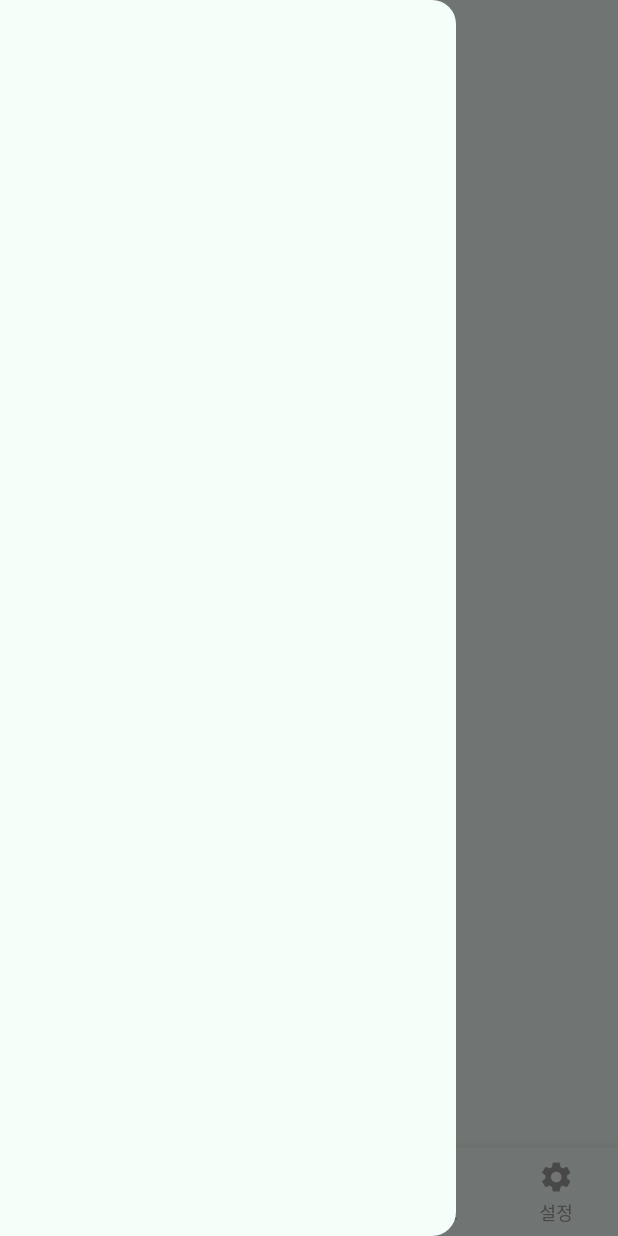
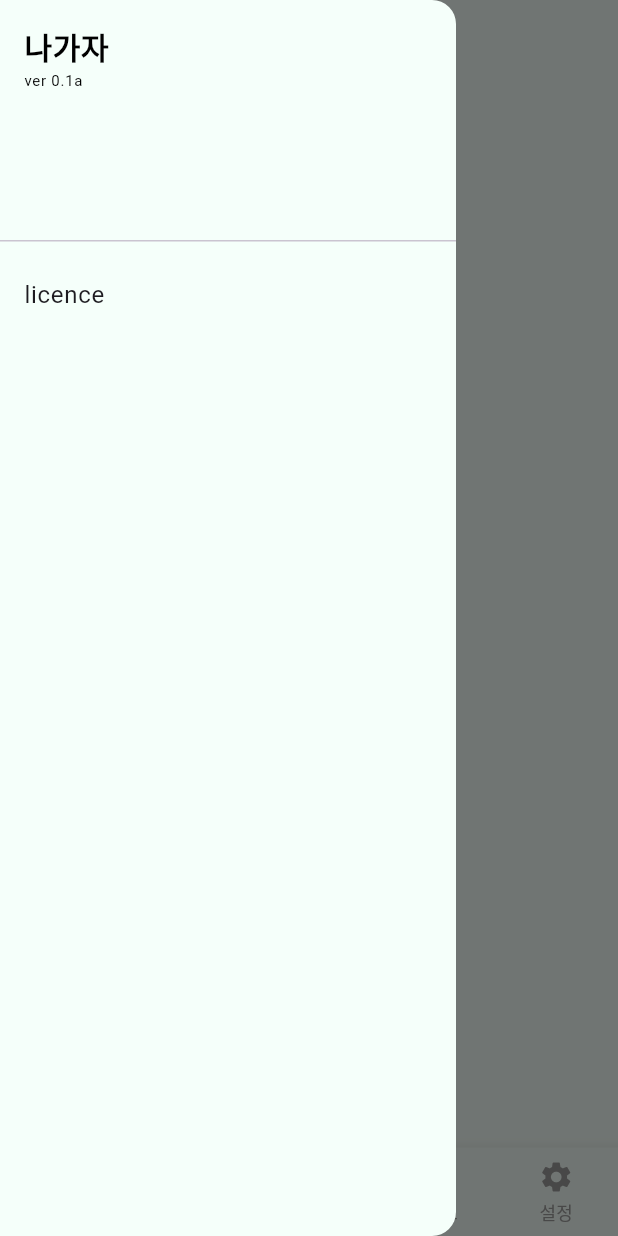
Before and after one commit to snowman6-git/nagaja, a Flutter app: the MainPage screen opened directly, with the side drawer open, on a phone screen of 412 x 824 dp. Run offline on Flutter 3.47's test engine with Material 3 defaults, Android fonts, the phone set to English and light mode, and no system bars.

Commit message:
라이센스 페이지 추가 홈부터 시작하기 버스데이터 모델/컴포넌트 기초

```diff
--- /dev/null
+++ b/lib/components/bus_block.dart
@@ -0,0 +1,31 @@
+import 'package:nagaja/models/bus_info.dart';
+import 'package:flutter/material.dart';
+
+class BusBlock extends StatelessWidget {
+  final BusData bus; //models에 있는 클래스의 구조를 json의 흔한구조처럼 key.value처럼 가져오게 선언
+  const BusBlock({
+    super.key,
+    required this.bus, // 부모에서 const값(models-final-변수: 데이터) 식으로 넘겨줘야 함
+  });
+  @override
+  Widget build(BuildContext context) {
+    return Column(
+      crossAxisAlignment: CrossAxisAlignment.start,
+      children: [
+        Expanded(
+          child: InkWell(
+            child: Container(
+              padding: const EdgeInsets.all(12),
+              margin: const EdgeInsets.symmetric(vertical: 4, horizontal: 16),
+              decoration: BoxDecoration(
+                color: Colors.grey[900], // 음악 앱 느낌의 다크한 배경
+                borderRadius: BorderRadius.circular(12),
+              ),
+              child: Text('${bus.number}'),
+            ),
+          ),
+        ),
+      ],
+    );
+  }
+}
--- /dev/null
+++ b/lib/models/bus_info.dart
@@ -0,0 +1,5 @@
+class BusData {
+  final String number;
+  final String pos;
+  BusData({required this.number, required this.pos});
+}
--- a/lib/pages/blank_page.dart
+++ b/lib/pages/blank_page.dart
@@ -1,5 +1,4 @@
 import 'package:flutter/material.dart';
-
 
 class HomePage extends StatefulWidget {
   const HomePage({super.key});
@@ -9,7 +8,6 @@ class HomePage extends StatefulWidget {
   }
 }
 
-
 class _HomePage extends State<HomePage> {
   @override
   Widget build(BuildContext context) {
--- /dev/null
+++ b/lib/pages/drawer/license_page.dart
@@ -0,0 +1,18 @@
+import 'package:flutter/material.dart';
+
+class AppLicensePage extends StatefulWidget {
+  const AppLicensePage({super.key});
+  @override
+  State<StatefulWidget> createState() {
+    return _AppLicensePage();
+  }
+}
+
+class _AppLicensePage extends State<AppLicensePage> {
+  @override
+  Widget build(BuildContext context) {
+    return Scaffold(
+      body: LicensePage(applicationName: "나가자", applicationVersion: "0.0.1a"),
+    );
+  }
+}
--- a/lib/pages/home_page.dart
+++ b/lib/pages/home_page.dart
@@ -1,5 +1,6 @@
 import 'package:flutter/material.dart';
-
+import 'package:nagaja/components/bus_block.dart';
+import 'package:nagaja/models/bus_info.dart';
 
 class HomePage extends StatefulWidget {
   const HomePage({super.key});
@@ -9,12 +10,19 @@ class HomePage extends StatefulWidget {
   }
 }
 
-
 class _HomePage extends State<HomePage> {
   @override
+  var bus_info_exam = BusData(number: "200", pos: "어딘가 정류정");
+
   Widget build(BuildContext context) {
     return Scaffold(
-
+      body: Column(
+        crossAxisAlignment: CrossAxisAlignment.start,
+        children: [
+          BusBlock(bus: bus_info_exam),
+          // BusBlock(bus: bus_info_exam),
+        ],
+      ),
     );
   }
 }
--- a/lib/pages/main_page.dart
+++ b/lib/pages/main_page.dart
@@ -1,5 +1,8 @@
 import 'package:flutter/material.dart';
+import 'dart:async';
+
 import 'home_page.dart';
+import 'drawer/license_page.dart';
 
 class MainPage extends StatefulWidget {
   const MainPage({super.key}); //this를 걸어야 초기화가 됌
@@ -26,16 +29,53 @@ class _MainPage extends State<MainPage> {
   @override
   Widget build(BuildContext context) {
     return Scaffold(
-      appBar: AppBar(title: const Text(
-        "나가자",
-        style: TextStyle(
-            color: Colors.black
-        ),
-      ), backgroundColor: Color(0xFFf5fffa)), // 헤더 고정
-
+      appBar: AppBar(
+        title: const Text("나가자", style: TextStyle(color: Colors.black)),
+        backgroundColor: Color(0xFFf5fffa),
+      ), // 헤더 고정
       // 소위말하는 햄버거 메뉴
       drawer: Drawer(
-        child: ListView(),
+        child: ListView(
+          padding: EdgeInsets.zero,
+          children: [
+            const DrawerHeader(
+              child: Column(
+                crossAxisAlignment: CrossAxisAlignment.start,
+                children: [
+                  Text(
+                    "나가자",
+                    style: TextStyle(
+                      fontSize: 20.0,
+                      fontWeight: FontWeight.bold,
+                      color: Colors.black,
+                    ),
+                  ),
+                  Text(
+                    "ver 0.1a",
+                    style: TextStyle(
+                      fontSize: 10.0,
+                      fontWeight: FontWeight.normal,
+                      color: Colors.black,
+                    ),
+                  ),
+                ],
+              ),
+            ),
+
+            ListTile(
+              title: const Text("licence"),
+              onTap: () async {
+                Navigator.of(context).push(
+                  MaterialPageRoute(
+                    builder: (context) {
+                      return AppLicensePage();
+                    },
+                  ),
+                );
+              },
+            ),
+          ],
+        ),
         backgroundColor: Color(0xFFf5fffa),
       ),
 
@@ -50,9 +90,15 @@ class _MainPage extends State<MainPage> {
         backgroundColor: Color(0xFFf5fffa),
         items: const [
           BottomNavigationBarItem(icon: Icon(Icons.star), label: '핫플'),
-          BottomNavigationBarItem(icon: Icon(Icons.flag_outlined), label: '추천 루트'),
+          BottomNavigationBarItem(
+            icon: Icon(Icons.flag_outlined),
+            label: '추천 루트',
+          ),
           BottomNavigationBarItem(icon: Icon(Icons.directions_bus), label: '홈'),
-          BottomNavigationBarItem(icon: Icon(Icons.calendar_month), label: '시간표'),
+          BottomNavigationBarItem(
+            icon: Icon(Icons.calendar_month),
+            label: '시간표',
+          ),
           BottomNavigationBarItem(icon: Icon(Icons.settings), label: '설정'),
         ],
       ),
```
Also changed, not shown: lib/main.dart (+6 -2 lines).
